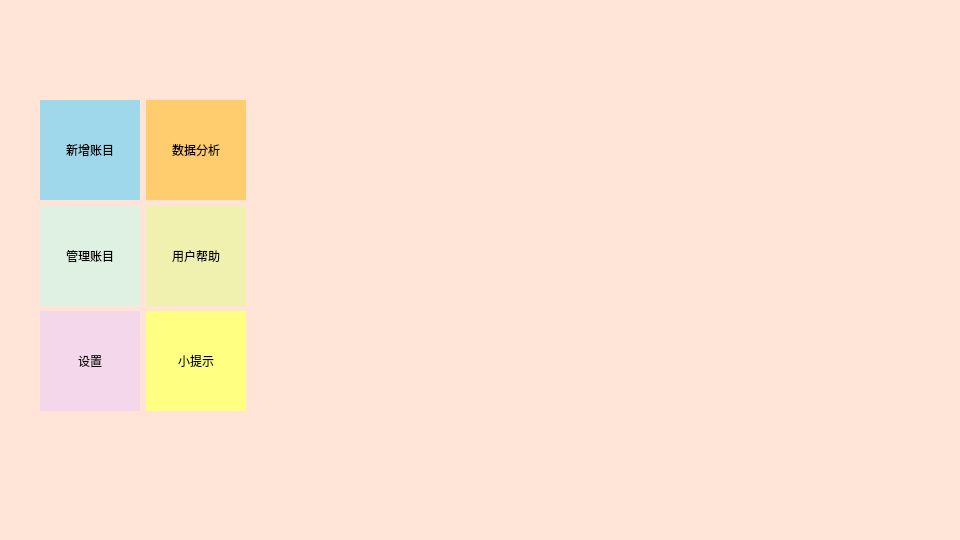
YuanQiPKU/Reservoir, file main_page.ui: the form before one commit.
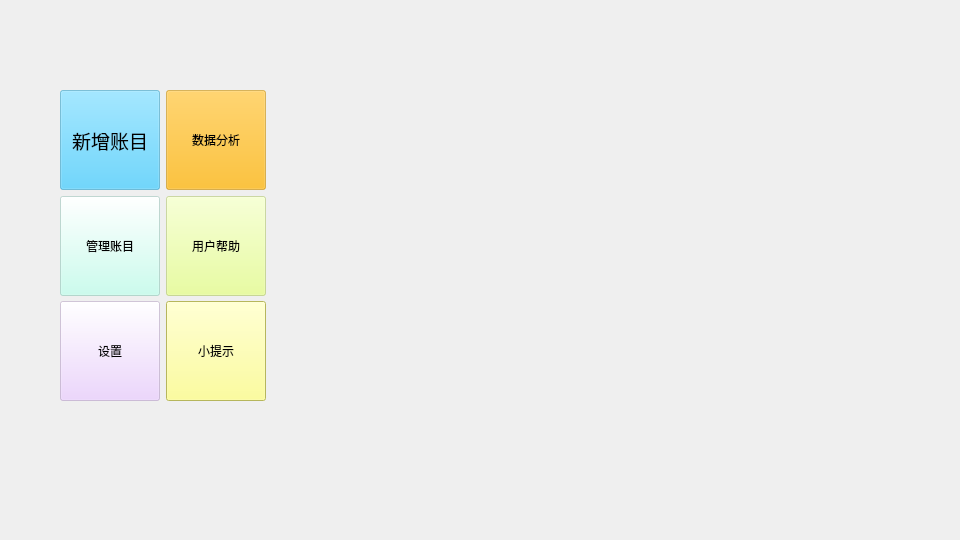
The form after the commit. Icons and pictures are not drawn.

```diff
--- a/main_page.ui
+++ b/main_page.ui
@@ -29,14 +29,13 @@
    <iconset theme="appointment-new"/>
   </property>
   <property name="styleSheet">
-   <string notr="true">alternate-background-color: rgb(169, 170, 165);
-background-color: rgb(255, 228, 215);</string>
+   <string notr="true"/>
   </property>
   <widget class="QWidget" name="gridLayoutWidget">
    <property name="geometry">
     <rect>
-     <x>40</x>
-     <y>100</y>
+     <x>60</x>
+     <y>90</y>
      <width>206</width>
      <height>311</height>
     </rect>
@@ -59,8 +58,7 @@
       <property name="styleSheet">
        <string notr="true">QPushButton {
 	background-color: rgba(227, 255, 133, 125);
-	font: 290 9pt &quot;微软雅黑 Light&quot;;
-    border: none; /* 控件本身无边框 */
+	font: 290 14pt &quot;幼圆&quot;;
     color: #000000; /* 文字颜色 */
     font-weight: normal;
     padding: 5px; /* 按需调整内边距 */
@@ -101,8 +99,7 @@
       <property name="styleSheet">
        <string notr="true">QPushButton {
 	background-color: rgba(233, 202, 255, 125);
-	font: 290 9pt &quot;微软雅黑 Light&quot;;
-    border: none; /* 控件本身无边框 */
+	font: 290 14pt &quot;幼圆&quot;;
     color: #000000; /* 文字颜色 */
     font-weight: normal;
     padding: 5px; /* 按需调整内边距 */
@@ -146,8 +143,7 @@
       <property name="styleSheet">
        <string notr="true">QPushButton {
 	background-color: rgba(188, 255, 236, 125);
-	font: 290 9pt &quot;微软雅黑 Light&quot;;
-    border: none; /* 控件本身无边框 */
+	font: 290 14pt &quot;幼圆&quot;;
     color: #000000; /* 文字颜色 */
     font-weight: normal;
     padding: 5px; /* 按需调整内边距 */
@@ -189,8 +185,7 @@
        <string notr="true">QPushButton {
    	
 	background-color: rgba(255, 179, 0, 125);
-	font: 290 9pt &quot;微软雅黑 Light&quot;;
-    border: none; /* 控件本身无边框 */
+	font: 290 14pt &quot;幼圆&quot;;
     color: #000000; /* 文字颜色 */
     font-weight: normal;
     padding: 5px; /* 按需调整内边距 */
@@ -231,8 +226,7 @@
       <property name="styleSheet">
        <string notr="true">QPushButton {
 	background-color: rgb(255, 255, 129);
-	font: 290 9pt &quot;微软雅黑 Light&quot;;
-    border: none; /* 控件本身无边框 */
+	font: 290 14pt &quot;幼圆&quot;;
     color: #000000; /* 文字颜色 */
     font-weight: normal;
     padding: 5px; /* 按需调整内边距 */
@@ -270,14 +264,23 @@
         <height>100</height>
        </size>
       </property>
+      <property name="font">
+       <font>
+        <family>幼圆</family>
+        <pointsize>14</pointsize>
+        <italic>false</italic>
+        <bold>false</bold>
+        <strikeout>false</strikeout>
+        <kerning>false</kerning>
+       </font>
+      </property>
       <property name="contextMenuPolicy">
        <enum>Qt::DefaultContextMenu</enum>
       </property>
       <property name="styleSheet">
        <string notr="true">QPushButton {
 	background-color: rgba(61, 203, 255, 125);
-	font: 290 9pt &quot;微软雅黑 Light&quot;;
-    border: none; /* 控件本身无边框 */
+	font: 290 14pt &quot;幼圆&quot;;
     color: #000000; /* 文字颜色 */
     font-weight: normal;
     padding: 5px; /* 按需调整内边距 */
@@ -303,6 +306,41 @@
     </item>
    </layout>
   </widget>
+  <widget class="QWidget" name="widget" native="true">
+   <property name="geometry">
+    <rect>
+     <x>0</x>
+     <y>0</y>
+     <width>960</width>
+     <height>540</height>
+    </rect>
+   </property>
+   <property name="minimumSize">
+    <size>
+     <width>960</width>
+     <height>540</height>
+    </size>
+   </property>
+   <property name="maximumSize">
+    <size>
+     <width>960</width>
+     <height>540</height>
+    </size>
+   </property>
+   <property name="font">
+    <font>
+     <family>幼圆</family>
+     <pointsize>15</pointsize>
+     <bold>false</bold>
+    </font>
+   </property>
+   <property name="styleSheet">
+    <string notr="true">
+background-image: url(:/pages/main_page/image/background_page.png);</string>
+   </property>
+  </widget>
+  <zorder>widget</zorder>
+  <zorder>gridLayoutWidget</zorder>
  </widget>
  <resources/>
  <connections/>
```
Left out of the diff: 6 changed lines with no effect on the pictures.
